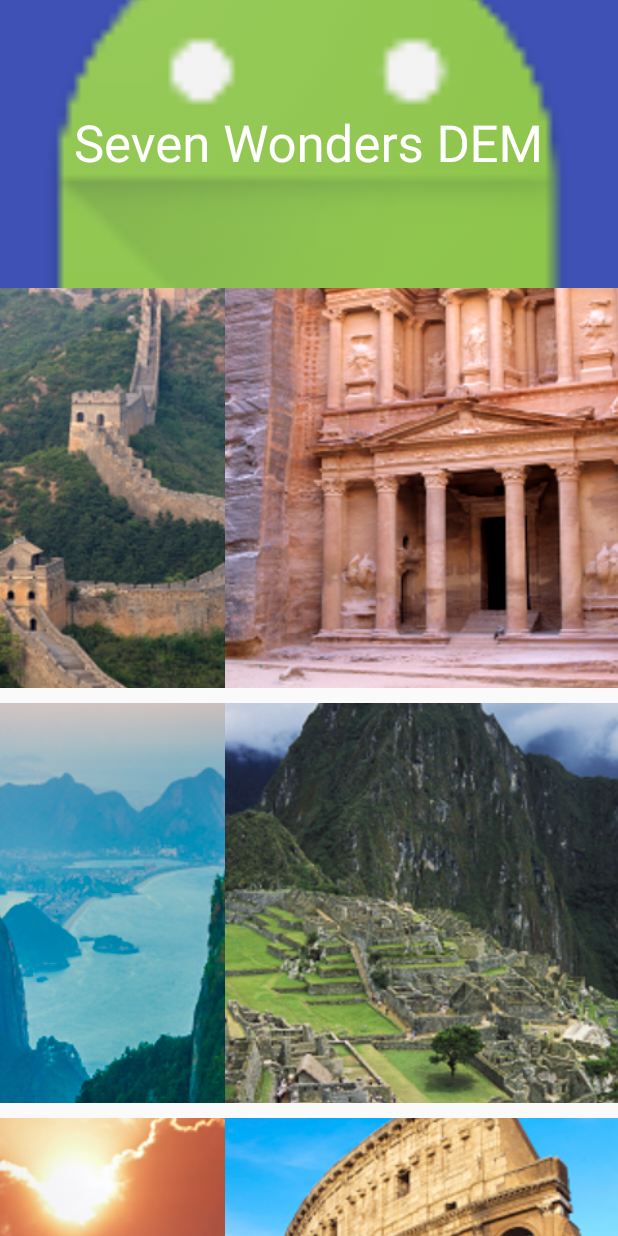
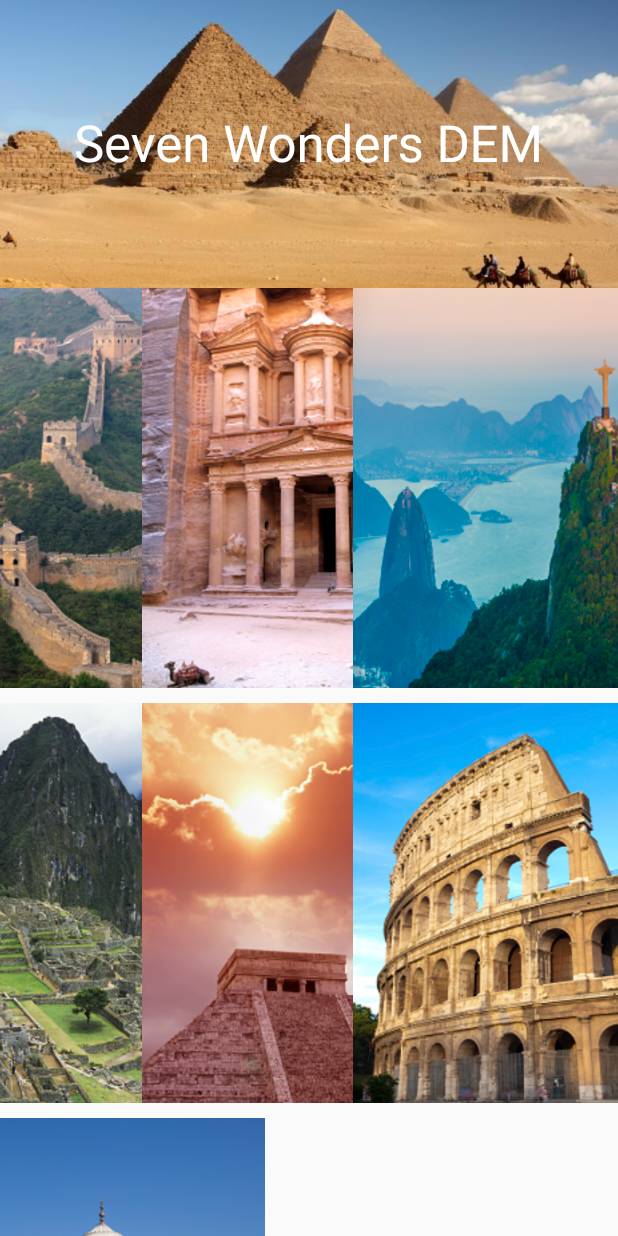
Before and after one commit to dmutlu/SevenWondersDEM, an Android app: the screen it shows after launch (MainActivity), on a phone screen of 412 x 824 dp. Run offline under Robolectric (Android 15) with nearby library versions, the phone set to English and light mode, and no system bars.

Commit message:
Layout modification

```diff
--- a/app/src/main/java/edu/umbc/dmutlu1/sevenwondersdem/ImageAdapter.java
+++ b/app/src/main/java/edu/umbc/dmutlu1/sevenwondersdem/ImageAdapter.java
@@ -35,7 +35,7 @@ public class ImageAdapter extends BaseAdapter
         if (convertView == null) {
             // if it's not recycled, initialize some attributes
             imageView = new ImageView(mContext);
-            imageView.setLayoutParams(new GridView.LayoutParams(500, 400));
+            imageView.setLayoutParams(new GridView.LayoutParams(350, 400));
             imageView.setScaleType(ImageView.ScaleType.CENTER_CROP);
             imageView.setPadding(8, 8, 8, 8);
         } else {
--- a/app/src/main/res/layout/activity_main.xml
+++ b/app/src/main/res/layout/activity_main.xml
@@ -30,7 +30,7 @@
                     android:id="@+id/app_bar_image"
                     android:layout_width="match_parent"
                     android:layout_height="match_parent"
-                    android:src="@mipmap/ic_launcher"
+                    android:src="@drawable/wonder0"
                     android:scaleType="centerCrop"
                     android:contentDescription="@string/app_name"
                     />
@@ -48,7 +48,7 @@
             android:layout_width="match_parent"
             android:layout_height="match_parent"
             android:columnWidth="90dp"
-            android:numColumns="2"
+            android:numColumns="3"
             android:verticalSpacing="10dp"
             android:horizontalSpacing="10dp"
             android:stretchMode="columnWidth"
```
Also changed, not shown: app/src/main/res/drawable/wonder0.jpg (added).
